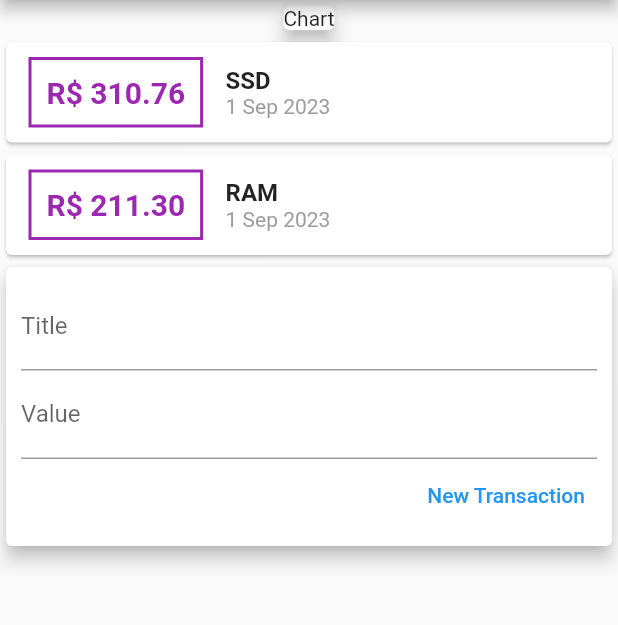
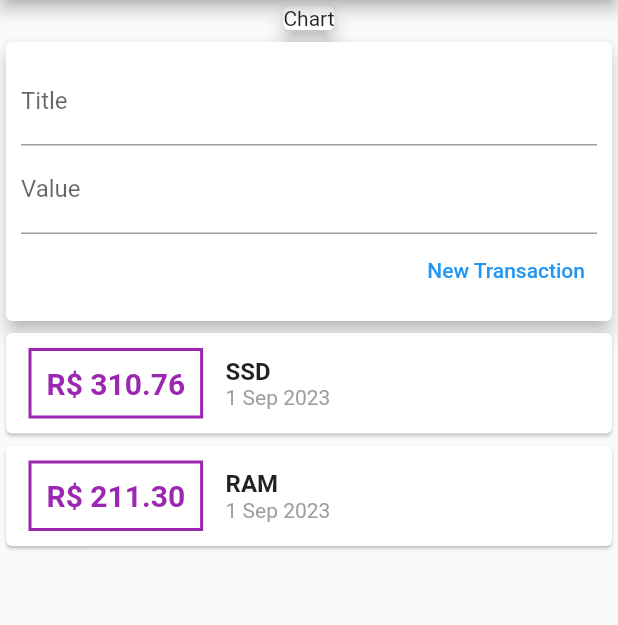
Before and after one commit to FLCampa/personal-expenses, a Flutter app: the screen it shows after launch, on a phone screen of 412 x 824 dp, the part 84-709 px from its top. Run offline on Flutter 3.47's test engine with Material 2 defaults, Android fonts, the phone set to English and light mode, and no system bars.

Commit message:
feat: implements addTransaction

```diff
--- a/lib/components/transaction_form.dart
+++ b/lib/components/transaction_form.dart
@@ -5,7 +5,9 @@ class TransactionForm extends StatelessWidget {
   final titleController = TextEditingController();
   final valueController = TextEditingController();
 
-  TransactionForm({super.key});
+  final void Function(String, double) onSubmit;
+
+  TransactionForm(this.onSubmit, {super.key});
 
   @override
   Widget build(BuildContext context) {
@@ -31,9 +33,10 @@ class TransactionForm extends StatelessWidget {
             children: [
               TextButton(
                 child: Text('New Transaction'),
-                onPressed: () => {
-                  print(titleController.text),
-                  print(valueController.text),
+                onPressed: () {
+                  final title = titleController.text;
+                  final value = double.tryParse(valueController.text) ?? 0.0;
+                  onSubmit(title, value);
                 },
               ),
             ],
--- a/lib/components/transaction_list.dart
+++ b/lib/components/transaction_list.dart
@@ -10,8 +10,12 @@ class TransactionList extends StatelessWidget {
 
   @override
   Widget build(BuildContext context) {
-    return Column(
-      children: transactions.map((tr) {
+    return SizedBox(
+      height: 490,
+      child: ListView.builder(
+        itemCount: transactions.length,
+        itemBuilder: (ctx, index) {
+          final tr = transactions[index];
           return Card(
             child: Row(children: [
               Container(
@@ -55,7 +59,8 @@ class TransactionList extends StatelessWidget {
               )
             ]),
           );
-      }).toList(),
+        },
+      ),
     );
   }
 }
--- a/lib/main.dart
+++ b/lib/main.dart
@@ -24,7 +24,8 @@ class MyHomePage extends StatelessWidget {
       appBar: AppBar(
         title: const Text('Personal Expenses'),
       ),
-      body: Column(
+      body: SingleChildScrollView(
+        child: Column(
           //mainAxisAlignment: MainAxisAlignment.spaceAround,
           //crossAxisAlignment: CrossAxisAlignment.stretch, //ocupa todo espaco
           children: [
@@ -37,6 +38,7 @@ class MyHomePage extends StatelessWidget {
             TransactionUser(),
           ],
         ),
+      ),
     );
   }
 }
```
Also changed, not shown: lib/components/transaction_user.dart (+16 -1 lines). Lines whose indentation alone changed are shown as unchanged.
